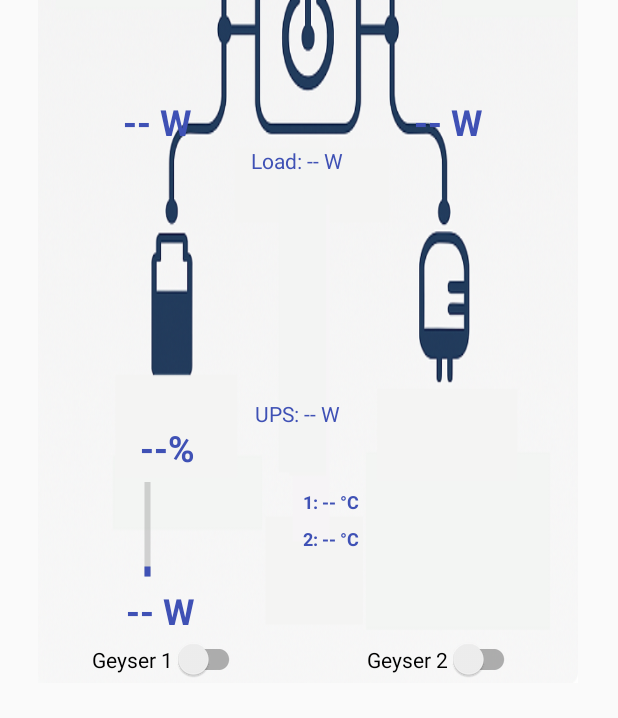
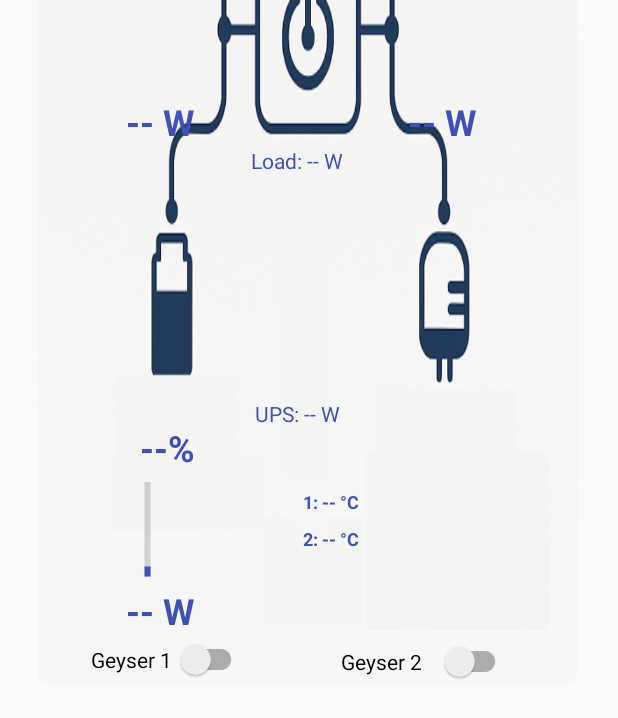
Before and after one commit to pietermullertrust/Geysermen, an Android app: the screen it shows after launch (MainActivity), on a phone screen of 412 x 824 dp. Shown: the part 406-1124 px from the top of the screen. Run offline under Robolectric (Android 15) with nearby library versions, the phone set to English and light mode, and no system bars.

Commit message:
After OneDrive managed to destroy my project files I managed to recreate them.

```diff
--- a/app/src/main/res/layout/activity_main.xml
+++ b/app/src/main/res/layout/activity_main.xml
@@ -15,6 +15,7 @@
         android:layout_width="360dp"
         android:layout_height="726dp"
         android:scaleType="fitXY"
+        android:soundEffectsEnabled="true"
         android:src="@drawable/dashboard_bg"
         app:layout_constraintEnd_toEndOf="parent"
         app:layout_constraintHorizontal_bias="0.49"
@@ -99,22 +100,21 @@
         android:id="@+id/txtPV"
         android:layout_width="wrap_content"
         android:layout_height="wrap_content"
-        android:layout_marginStart="40dp"
         android:layout_marginTop="16dp"
+        android:layout_marginEnd="68dp"
         android:text=" -- W"
         android:textColor="#3F51B5"
         android:textSize="24sp"
         android:textStyle="bold"
-        app:layout_constraintEnd_toStartOf="@+id/txtLoad"
-        app:layout_constraintHorizontal_bias="0.212"
-        app:layout_constraintStart_toStartOf="@+id/imgDashboard"
+        app:layout_constraintEnd_toStartOf="@+id/guideline_center"
         app:layout_constraintTop_toBottomOf="@+id/invisibleZone" />
+
 
     <TextView
         android:id="@+id/txtGrid"
         android:layout_width="wrap_content"
         android:layout_height="wrap_content"
-        android:layout_marginStart="72dp"
+        android:layout_marginStart="68dp"
         android:layout_marginTop="16dp"
         android:text=" -- W"
         android:textColor="#3F51B5"
@@ -122,7 +122,6 @@
         android:textStyle="bold"
         app:layout_constraintStart_toStartOf="@+id/guideline_center"
         app:layout_constraintTop_toBottomOf="@+id/invisibleZone1" />
-
 
     <TextView
         android:id="@+id/txtBATP"
@@ -204,25 +203,27 @@
         app:layout_constraintStart_toStartOf="@+id/guideline_center"
         app:layout_constraintTop_toBottomOf="@+id/txtTemp1" />
 
+
     <androidx.appcompat.widget.SwitchCompat
         android:id="@+id/switchGeyser1"
-        android:layout_width="wrap_content"
-        android:layout_height="wrap_content"
+        android:layout_width="104dp"
+        android:layout_height="25dp"
         android:layout_marginTop="236dp"
         android:text="Geyser 1"
         app:layout_constraintEnd_toStartOf="@+id/guideline_center"
-        app:layout_constraintHorizontal_bias="0.506"
+        app:layout_constraintHorizontal_bias="0.51"
         app:layout_constraintStart_toStartOf="@+id/guideline_start_10"
         app:layout_constraintTop_toTopOf="@+id/guideline_top_50" />
 
+
     <androidx.appcompat.widget.SwitchCompat
         android:id="@+id/switchGeyser2"
-        android:layout_width="wrap_content"
-        android:layout_height="wrap_content"
+        android:layout_width="113dp"
+        android:layout_height="30dp"
         android:layout_marginTop="236dp"
         android:text="Geyser 2"
         app:layout_constraintEnd_toStartOf="@+id/guideline_end_10"
-        app:layout_constraintHorizontal_bias="0.531"
+        app:layout_constraintHorizontal_bias="0.388"
         app:layout_constraintStart_toStartOf="@+id/guideline_center"
         app:layout_constraintTop_toTopOf="@+id/guideline_top_50" />
 
```
Also changed, not shown: app/src/main/java/com/example/geysermen/MainActivity.kt (+34 -5 lines).
